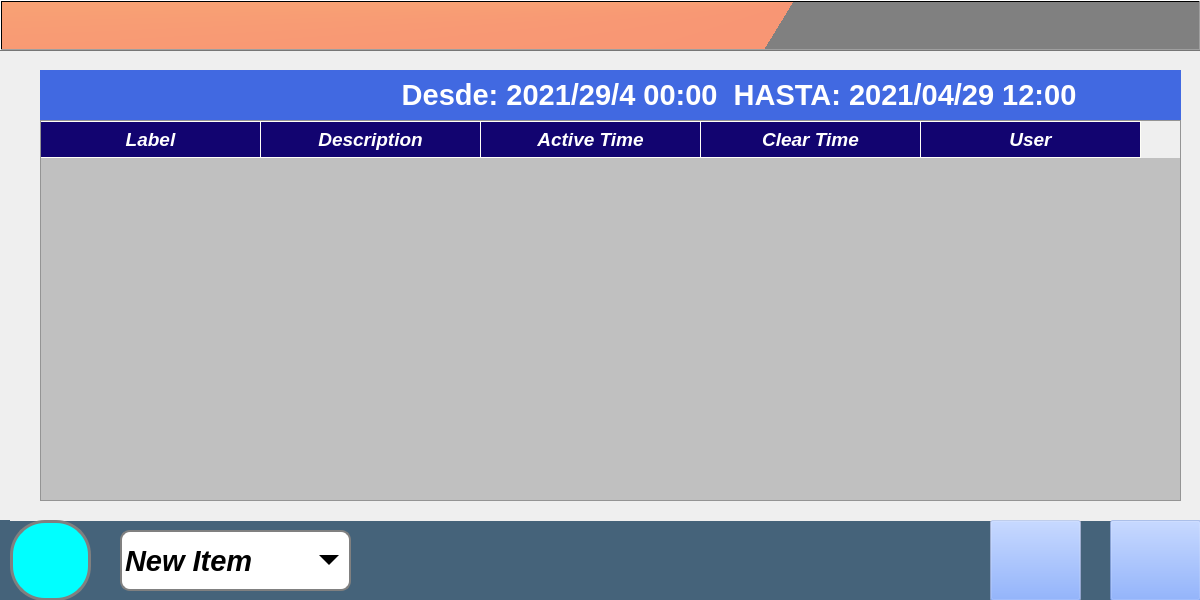
This is mainwindow.ui in ATG-cmd/ATG-VA as Qt 5 draws it before an edit. The edited form follows.
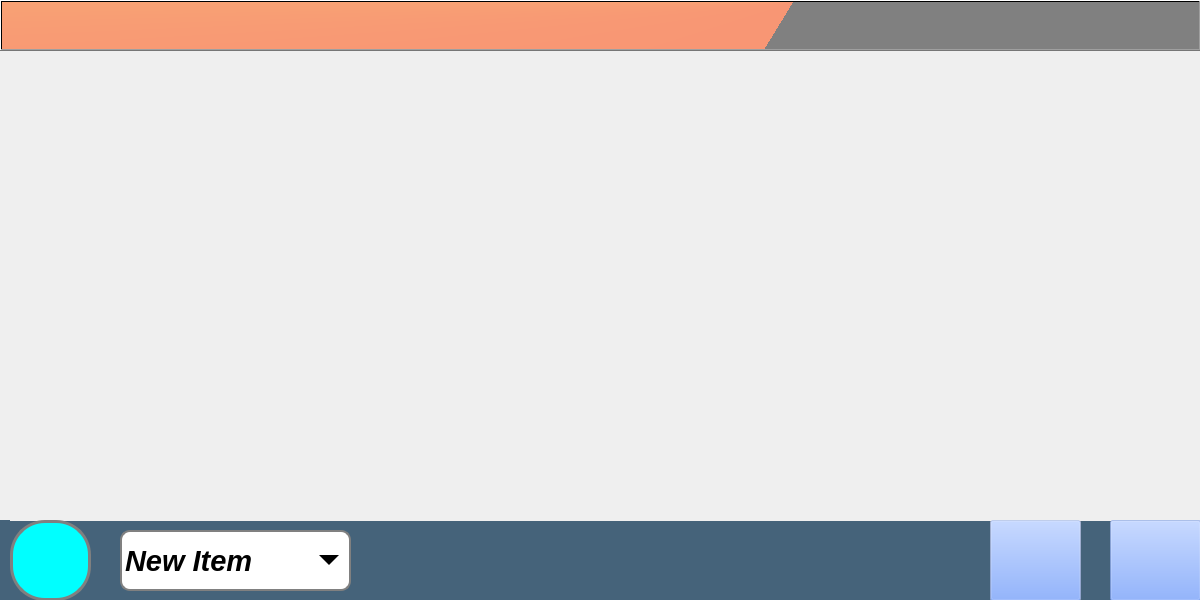
This is the edited form. The open tabs and pages were chosen to show the change. Icons and pictures are not drawn.

```diff
--- a/mainwindow.ui
+++ b/mainwindow.ui
@@ -5059,6 +5059,7 @@
      </widget>
     </widget>
     <widget class="QWidget" name="InventarioConfig"/>
+    <widget class="QWidget" name="page"/>
    </widget>
    <widget class="QLabel" name="Lab_Titulo">
     <property name="geometry">
```
